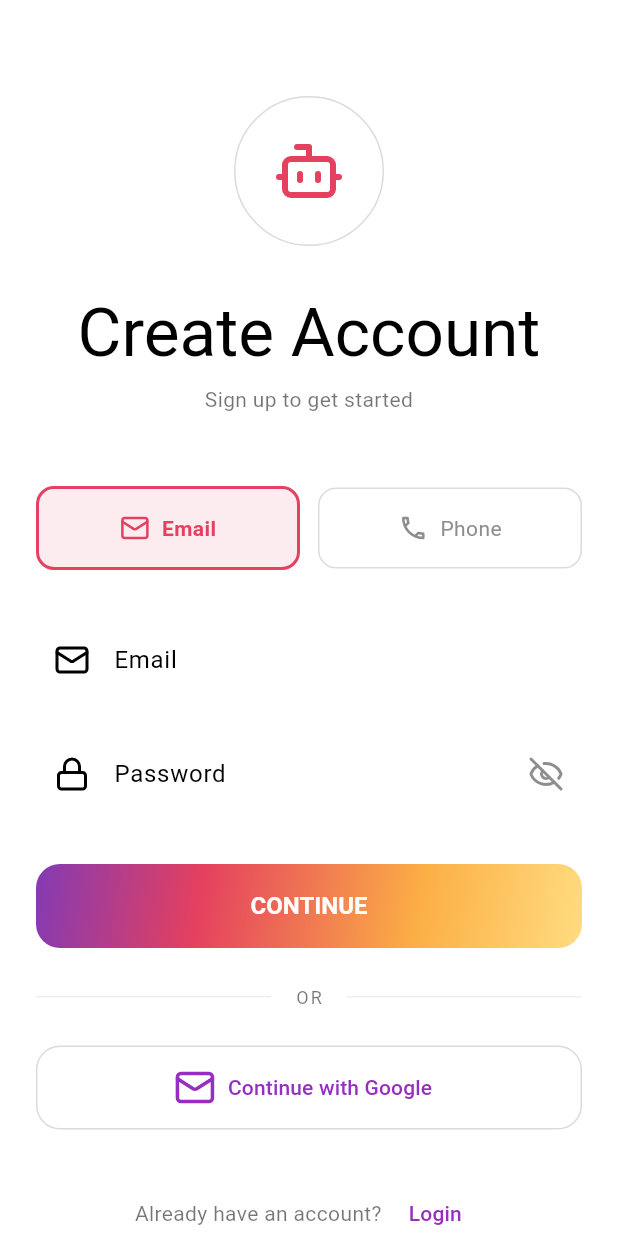
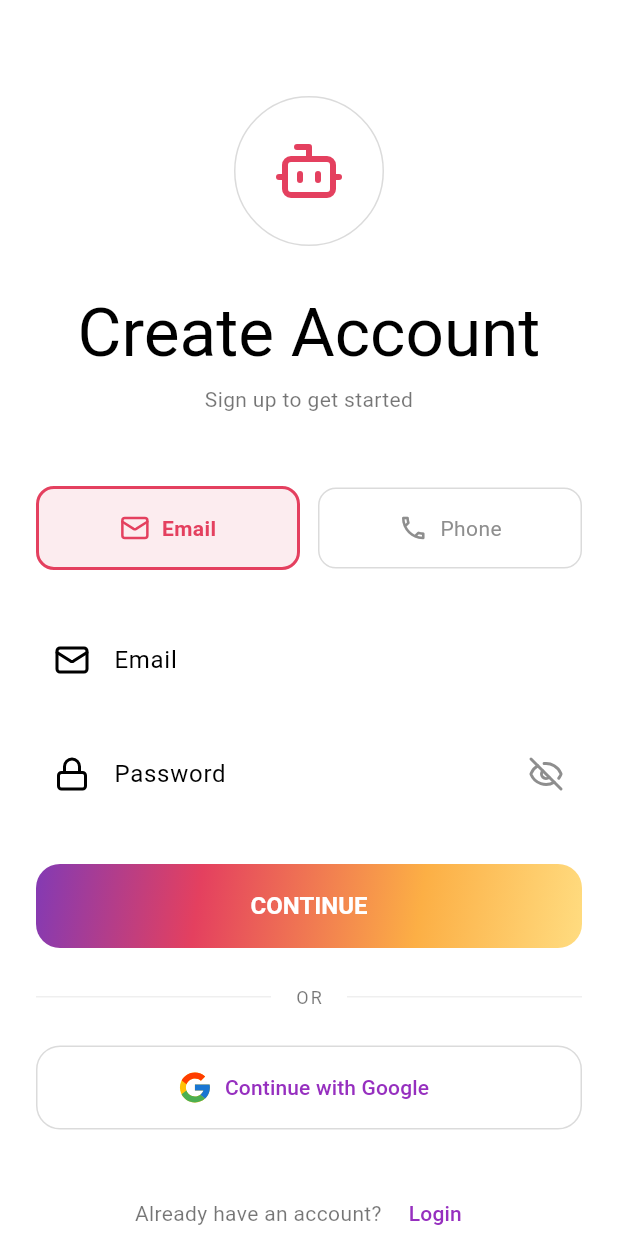
Before and after one commit to DevangSonawane/bsmart-flutter-app, a Flutter app: the screen it shows after launch, after a tap on "Sign Up", on a phone screen of 412 x 824 dp. Run offline on Flutter 3.47's test engine with Material 3 defaults, Android fonts, the phone set to English and light mode, and no system bars; our stand-ins replace cached_network_image, device_info_plus, firebase_messaging, flutter_dotenv, flutter_redux, flutter_secure_storage and 9 more; accounts and stored records are empty.

Commit message:
Update UI screens, navigation, and iOS config

```diff
--- a/b_smart/lib/screens/auth/login/login_screen.dart
+++ b/b_smart/lib/screens/auth/login/login_screen.dart
@@ -1,4 +1,5 @@
 import 'package:flutter/material.dart';
+import 'package:flutter_svg/flutter_svg.dart';
 import 'package:lucide_icons_flutter/lucide_icons.dart';
 import '../../../theme/instagram_theme.dart';
 import '../../../widgets/clay_container.dart';
@@ -275,7 +276,11 @@ class _LoginScreenState extends State<LoginScreen>
                         height: 56,
                         child: OutlinedButton.icon(
                           onPressed: _isLoading ? null : _handleGoogleLogin,
-                          icon: const Icon(Icons.g_mobiledata, size: 28),
+                          icon: SvgPicture.asset(
+                            'assets/images/google_logo.svg',
+                            width: 24,
+                            height: 24,
+                          ),
                           label: const Text('Continue with Google'),
                           style: OutlinedButton.styleFrom(
                             side: const BorderSide(color: InstagramTheme.borderGrey),
--- a/b_smart/lib/screens/auth/signup/signup_identifier_screen.dart
+++ b/b_smart/lib/screens/auth/signup/signup_identifier_screen.dart
@@ -1,4 +1,5 @@
 import 'package:flutter/material.dart';
+import 'package:flutter_svg/flutter_svg.dart';
 import 'package:lucide_icons_flutter/lucide_icons.dart';
 import '../../../theme/instagram_theme.dart';
 import '../../../widgets/clay_container.dart';
@@ -310,7 +311,11 @@ class _SignupIdentifierScreenState extends State<SignupIdentifierScreen>
                         height: 56,
                         child: OutlinedButton.icon(
                           onPressed: _isLoading ? null : _handleGoogleSignup,
-                          icon: Icon(LucideIcons.mail, size: 28),
+                          icon: SvgPicture.asset(
+                            'assets/images/google_logo.svg',
+                            width: 24,
+                            height: 24,
+                          ),
                           label: const Text('Continue with Google'),
                           style: OutlinedButton.styleFrom(
                             side: const BorderSide(color: InstagramTheme.borderGrey),
--- a/b_smart/pubspec.yaml
+++ b/b_smart/pubspec.yaml
@@ -97,6 +97,7 @@ flutter:
   assets:
     - assets/images/dashboard_sample.png
     - assets/images/logo.svg
+    - assets/images/google_logo.svg
   # To add assets to your application, add an assets section, like this:
   # assets:
   #   - images/a_dot_burr.jpeg
```
Also changed, not shown: b_smart/assets/images/google_logo.svg (added).
